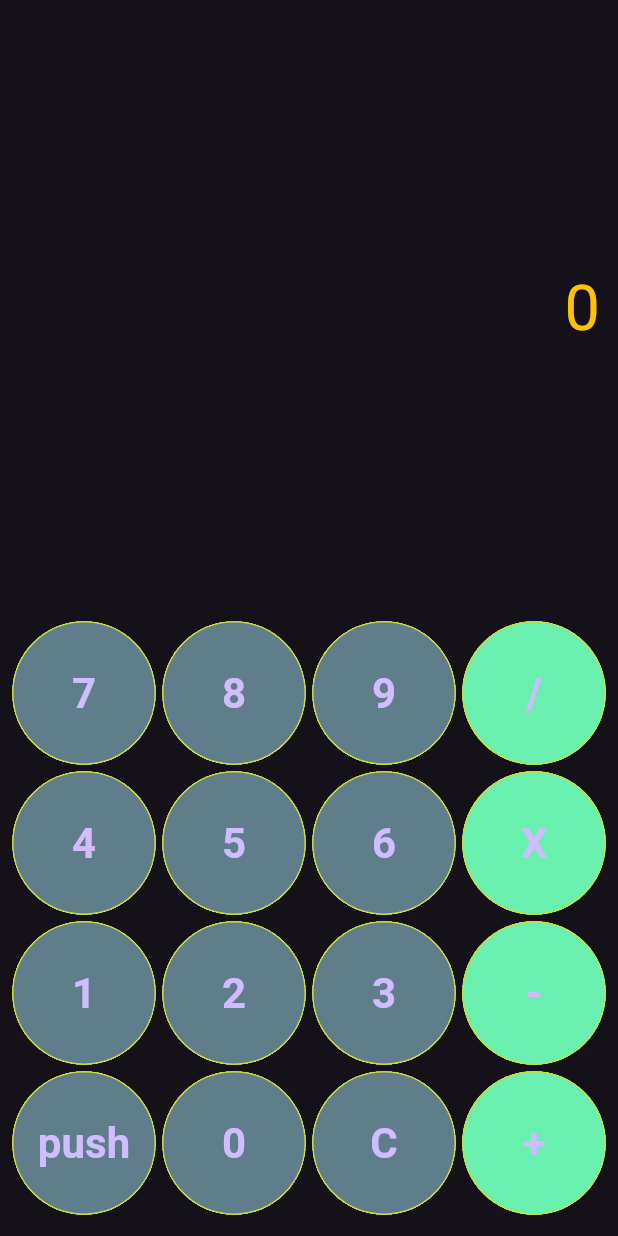
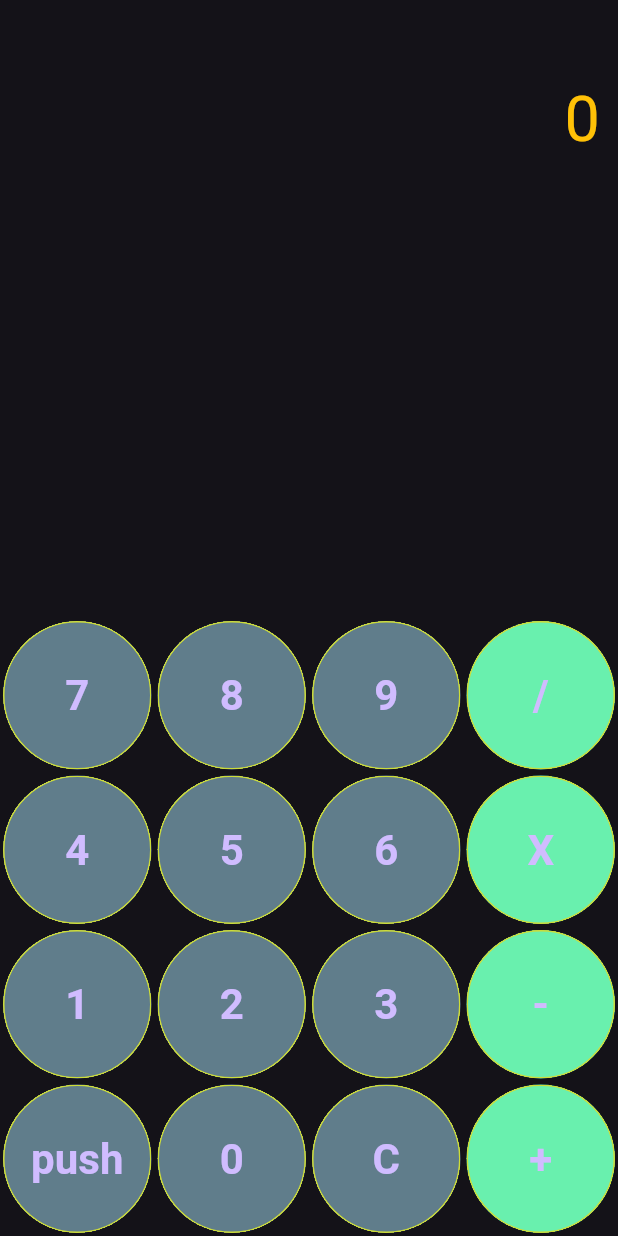
Before and after one commit to lehdk/rpn_calculator, a Flutter app: the screen it shows after launch, on a phone screen of 412 x 824 dp. Run offline on Flutter 3.47's test engine with Material 3 defaults, Android fonts, the phone set to English and light mode, and no system bars.

Commit message:
Modified UI

```diff
--- a/lib/widgets/calculator_view.dart
+++ b/lib/widgets/calculator_view.dart
@@ -1,4 +1,5 @@
 import 'dart:collection';
+import 'dart:math';
 
 import 'package:flutter/material.dart';
 import 'package:rpn_calculator/widgets/helpers/button_data.dart';
@@ -14,25 +15,22 @@ class CalculatorView extends StatefulWidget {
 }
 
 class _CalculatorViewState extends State<CalculatorView> {
-
   String display = "0";
 
   var rpn = Queue<Node>();
 
   @override
   Widget build(BuildContext context) {
-
     final screenSize = MediaQuery.of(context).size;
 
     return Scaffold(
       body: Column(
         children: [
-          Expanded(
-            child: Column(
+          Column(
             mainAxisAlignment: MainAxisAlignment.spaceEvenly,
             children: [
               Container(
-                  padding: const EdgeInsets.all(12),
+                padding: const EdgeInsets.fromLTRB(12, 50, 12, 12),
                 alignment: Alignment.centerRight,
                 child: Text(
                   key: const Key("display"),
@@ -42,18 +40,19 @@ class _CalculatorViewState extends State<CalculatorView> {
               )
             ],
           ),
+          Expanded(
+            child: Container(
+            alignment: Alignment.bottomCenter,
+            child: Wrap(
+              children: InputButton.buttons
+                .map((v) => SizedBox(
+                      width: screenSize.width / 4,
+                      height: min(screenSize.width / 4, screenSize.height / 6),
+                      child: createButton(v)
                 ),
-          Expanded(
-            child: Wrap(
-              children:
-                InputButton.buttons.map((v) =>
-                  SizedBox(
-                    width: 100, //screenSize.width / 4,
-                    height: 100, //screenSize.width / 4,
-                    child: createButton(v)),
               ).toList(),
-            )
-          )
+            ),
+          ))
         ],
       ),
     );
@@ -67,9 +66,7 @@ class _CalculatorViewState extends State<CalculatorView> {
         clipBehavior: Clip.hardEdge,
         shape: OutlineInputBorder(
           borderRadius: BorderRadius.circular(75),
-          borderSide: const BorderSide(
-            color: Colors.lime
-          ),
+          borderSide: const BorderSide(color: Colors.lime),
         ),
         child: TextButton(
           key: Key("btn_$value"),
@@ -77,10 +74,7 @@ class _CalculatorViewState extends State<CalculatorView> {
           child: Center(
             child: Text(
               value,
-              style: const TextStyle(
-                fontWeight: FontWeight.bold,
-                fontSize: 28
-              ),
+              style: const TextStyle(fontWeight: FontWeight.bold, fontSize: 28),
             ),
           ),
         ),
@@ -89,19 +83,18 @@ class _CalculatorViewState extends State<CalculatorView> {
   }
 
   void onButtonPressed(String value) {
-
     // Check if button pressed is a number
     int? number = int.tryParse(value);
 
     // Handle number
-    if(number != null) {
+    if (number != null) {
       Node? last = rpn.lastOrNull;
-      if(last == null || last is! NumericNode) {
+      if (last == null || last is! NumericNode) {
         rpn.add(NumericNode(0));
         last = rpn.last;
       }
 
-      if(last is! NumericNode) {
+      if (last is! NumericNode) {
         return;
       }
 
@@ -115,7 +108,7 @@ class _CalculatorViewState extends State<CalculatorView> {
         break;
       case InputButton.push:
         var last = rpn.lastOrNull;
-        if(last != null && last is NumericNode && last.value == 0) {
+        if (last != null && last is NumericNode && last.value == 0) {
           break;
         }
 
@@ -141,7 +134,7 @@ class _CalculatorViewState extends State<CalculatorView> {
     try {
       result = calculateRPN(rpn).toString();
       // ignore: empty_catches
-    } catch(e) {}
+    } catch (e) {}
 
     setState(() {
       display = humanView(rpn) + ((result == null) ? "" : " = $result");
@@ -149,13 +142,14 @@ class _CalculatorViewState extends State<CalculatorView> {
   }
 
   Color calculateButtonColor(String value) {
-    return [InputButton.div, InputButton.mult, InputButton.sub, InputButton.add].contains(value)
+    return [InputButton.div, InputButton.mult, InputButton.sub, InputButton.add]
+            .contains(value)
         ? Colors.greenAccent
         : Colors.blueGrey;
   }
 
   String humanView(Queue<Node> q) {
-    if(q.isEmpty) return "0";
+    if (q.isEmpty) return "0";
     return q.map((node) => node.display()).join(" ");
   }
 }
```
Lines whose indentation alone changed are shown as unchanged.
